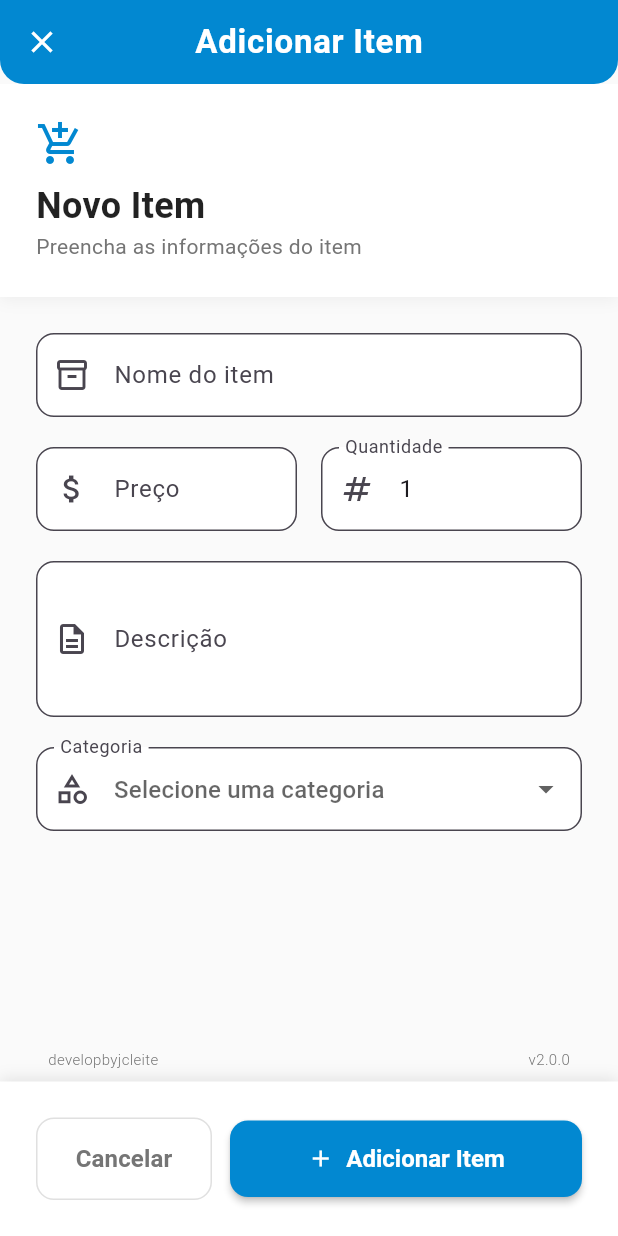
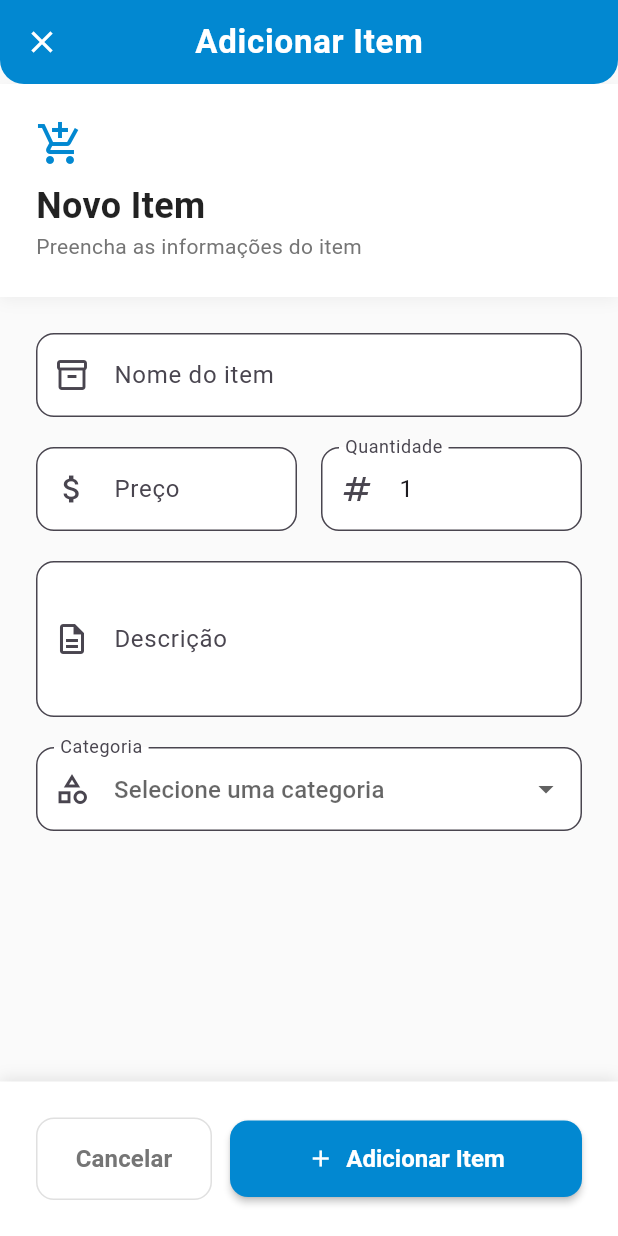
Before and after one commit to JCZerf/Comprix, a Flutter app: the screen it shows after launch, after a tap on the "add" icon, on a phone screen of 412 x 824 dp. Run offline on Flutter 3.47's test engine with Material 3 defaults, Android fonts, the phone set to English and light mode, and no system bars; our stand-ins replace sqflite; accounts and stored records are empty.

Commit message:
ajuste marca da'gua e versão que estava quebrando

```diff
--- a/lib/screens/AddItemPage.dart
+++ b/lib/screens/AddItemPage.dart
@@ -1,6 +1,5 @@
 import 'package:flutter/material.dart';
 import 'package:market_express/services/LoadCategories.dart';
-import 'package:market_express/utils/watermark_widget.dart';
 import 'package:market_express/widgets/price_form_field.dart';
 import 'package:provider/provider.dart';
 
@@ -222,12 +221,6 @@ class _AddItemPageState extends State<AddItemPage> {
                   ),
                 ),
               ),
-              // Marca de água acima dos botões
-              const Padding(
-                padding: EdgeInsets.only(bottom: 8, left: 16, right: 16),
-                child: WatermarkWidget(),
-              ),
-              // Botões fixos no final da tela
               Container(
                 padding: const EdgeInsets.all(24),
                 decoration: BoxDecoration(
--- a/lib/screens/CreatePurchasePage.dart
+++ b/lib/screens/CreatePurchasePage.dart
@@ -1,6 +1,5 @@
 import 'package:flutter/material.dart';
 import 'package:market_express/utils/price_helper.dart';
-import 'package:market_express/utils/watermark_widget.dart';
 import 'package:provider/provider.dart';
 
 import '../controllers/ItemMarketController.dart';
@@ -383,7 +382,6 @@ class _CreatePurchasePageState extends State<CreatePurchasePage> {
                 ),
             ],
           ),
-          const WatermarkWidget(),
         ],
       ),
     );
--- a/lib/screens/HomePage.dart
+++ b/lib/screens/HomePage.dart
@@ -396,9 +396,9 @@ class _HomePageState extends State<HomePage> {
                   },
                 ),
               ),
+              const WatermarkWidget(),
             ],
           ),
-          const WatermarkWidget(),
         ],
       ),
       floatingActionButton: FloatingActionButton(
--- a/lib/screens/PurchasesListPage.dart
+++ b/lib/screens/PurchasesListPage.dart
@@ -1,7 +1,6 @@
 import 'package:flutter/material.dart';
 import 'package:market_express/screens/CreatePurchasePage.dart';
 import 'package:market_express/utils/price_helper.dart';
-import 'package:market_express/utils/watermark_widget.dart';
 import 'package:provider/provider.dart';
 
 import '../controllers/PurchasesController.dart';
@@ -311,7 +310,6 @@ class PurchasesListPage extends StatelessWidget {
               );
             },
           ),
-          const WatermarkWidget(),
         ],
       ),
       floatingActionButton: FloatingActionButton.extended(
--- a/lib/screens/SelectItemPage.dart
+++ b/lib/screens/SelectItemPage.dart
@@ -1,6 +1,5 @@
 import 'package:flutter/material.dart';
 import 'package:market_express/utils/price_helper.dart';
-import 'package:market_express/utils/watermark_widget.dart';
 import 'package:provider/provider.dart';
 
 import '../controllers/ItemMarketController.dart';
@@ -264,7 +263,6 @@ class _SelectItemPageState extends State<SelectItemPage> {
               ),
             ],
           ),
-          const WatermarkWidget(),
         ],
       ),
     );
--- a/lib/screens/Shopping_page.dart
+++ b/lib/screens/Shopping_page.dart
@@ -7,7 +7,6 @@ import 'package:market_express/screens/AddItemPage.dart';
 import 'package:market_express/screens/ItemDetailsPage.dart';
 import 'package:market_express/screens/SelectItemPage.dart';
 import 'package:market_express/utils/price_helper.dart';
-import 'package:market_express/utils/watermark_widget.dart';
 import 'package:provider/provider.dart';
 
 class ShoppingPage extends StatefulWidget {
@@ -897,7 +896,6 @@ class _ShoppingPageState extends State<ShoppingPage> {
               ),
             ],
           ),
-          const WatermarkWidget(),
         ],
       ),
     );
--- a/lib/utils/watermark_widget.dart
+++ b/lib/utils/watermark_widget.dart
@@ -5,28 +5,21 @@ class WatermarkWidget extends StatelessWidget {
 
   @override
   Widget build(BuildContext context) {
-    return Positioned(
-      bottom: 10,
-      left: 0,
-      right: 0,
-      child: Container(
+    return Container(
       padding: const EdgeInsets.symmetric(horizontal: 16),
       child: Row(
         mainAxisAlignment: MainAxisAlignment.spaceBetween,
         children: [
-            // Marca d'água no canto inferior esquerdo
           Text(
             'developbyjcleite',
             style: TextStyle(fontSize: 10, color: Colors.grey[600], fontWeight: FontWeight.w300),
           ),
-            // Versão no canto inferior direito
           Text(
             'v2.0.0',
             style: TextStyle(fontSize: 10, color: Colors.grey[600], fontWeight: FontWeight.w300),
           ),
         ],
       ),
-      ),
     );
   }
 }
```
Also changed, not shown: lib/screens/ItemDetailsPage.dart (+0 -7 lines), lib/screens/PriceUpdatePage.dart (+0 -7 lines). Lines whose indentation alone changed are shown as unchanged.
